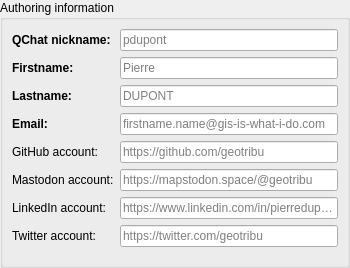
Before: the Qt Designer form qtribu/gui/wdg_authoring.ui in geotribu/qtribu, drawn with Qt 5.
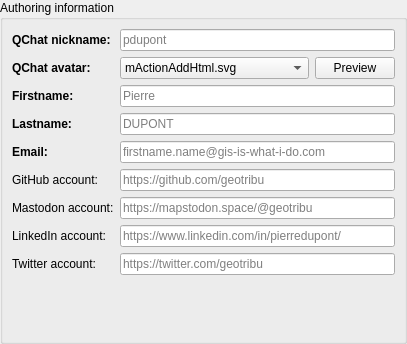
After: the same form once the commit is applied. Custom widgets are drawn as their Qt base class.

Commit message: feat: add avatars

```diff
--- a/qtribu/gui/wdg_authoring.ui
+++ b/qtribu/gui/wdg_authoring.ui
@@ -6,8 +6,8 @@
    <rect>
     <x>0</x>
     <y>0</y>
-    <width>350</width>
-    <height>268</height>
+    <width>406</width>
+    <height>344</height>
    </rect>
   </property>
   <property name="windowTitle">
@@ -41,7 +41,7 @@
       <string notr="true"/>
      </property>
      <layout class="QFormLayout" name="formLayout">
-      <item row="1" column="0">
+      <item row="3" column="0">
        <widget class="QLabel" name="lbl_firstname">
         <property name="font">
          <font>
@@ -54,7 +54,7 @@
         </property>
        </widget>
       </item>
-      <item row="1" column="1">
+      <item row="3" column="1">
        <widget class="QLineEdit" name="lne_firstname">
         <property name="placeholderText">
          <string notr="true">Pierre</string>
@@ -64,7 +64,7 @@
         </property>
        </widget>
       </item>
-      <item row="2" column="0">
+      <item row="4" column="0">
        <widget class="QLabel" name="lbl_lastname">
         <property name="font">
          <font>
@@ -77,7 +77,7 @@
         </property>
        </widget>
       </item>
-      <item row="2" column="1">
+      <item row="4" column="1">
        <widget class="QLineEdit" name="lne_lastname">
         <property name="inputMethodHints">
          <set>Qt::ImhUppercaseOnly</set>
@@ -90,7 +90,7 @@
         </property>
        </widget>
       </item>
-      <item row="3" column="0">
+      <item row="5" column="0">
        <widget class="QLabel" name="lbl_email">
         <property name="font">
          <font>
@@ -103,7 +103,7 @@
         </property>
        </widget>
       </item>
-      <item row="3" column="1">
+      <item row="5" column="1">
        <widget class="QLineEdit" name="lne_email">
         <property name="inputMethodHints">
          <set>Qt::ImhEmailCharactersOnly</set>
@@ -116,7 +116,7 @@
         </property>
        </widget>
       </item>
-      <item row="4" column="0">
+      <item row="6" column="0">
        <widget class="QLabel" name="lbl_github_account">
         <property name="toolTip">
          <string>Used to credit the commit author.</string>
@@ -126,7 +126,7 @@
         </property>
        </widget>
       </item>
-      <item row="4" column="1">
+      <item row="6" column="1">
        <widget class="QLineEdit" name="lne_github_account">
         <property name="inputMethodHints">
          <set>Qt::ImhUrlCharactersOnly</set>
@@ -139,7 +139,7 @@
         </property>
        </widget>
       </item>
-      <item row="6" column="0">
+      <item row="8" column="0">
        <widget class="QLabel" name="lbl_linked_account">
         <property name="toolTip">
          <string>Used during broadcasting to credit author.</string>
@@ -149,7 +149,7 @@
         </property>
        </widget>
       </item>
-      <item row="6" column="1">
+      <item row="8" column="1">
        <widget class="QLineEdit" name="lne_linkedin_account">
         <property name="placeholderText">
          <string notr="true">https://www.linkedin.com/in/pierredupont/</string>
@@ -159,7 +159,7 @@
         </property>
        </widget>
       </item>
-      <item row="7" column="0">
+      <item row="9" column="0">
        <widget class="QLabel" name="lbl_twitter_account">
         <property name="toolTip">
          <string>Used during broadcasting to credit author.</string>
@@ -169,7 +169,7 @@
         </property>
        </widget>
       </item>
-      <item row="7" column="1">
+      <item row="9" column="1">
        <widget class="QLineEdit" name="lne_twitter_account">
         <property name="placeholderText">
          <string notr="true">https://twitter.com/geotribu</string>
@@ -179,14 +179,14 @@
         </property>
        </widget>
       </item>
-      <item row="5" column="0">
+      <item row="7" column="0">
        <widget class="QLabel" name="lbl_mastodon_account">
         <property name="text">
          <string>Mastodon account:</string>
         </property>
        </widget>
       </item>
-      <item row="5" column="1">
+      <item row="7" column="1">
        <widget class="QLineEdit" name="lne_mastodon_account">
         <property name="inputMethodHints">
          <set>Qt::ImhUrlCharactersOnly</set>
@@ -222,6 +222,124 @@
         </property>
        </widget>
       </item>
+      <item row="2" column="0">
+       <widget class="QLabel" name="lbl_qchat_avatar">
+        <property name="font">
+         <font>
+          <weight>75</weight>
+          <bold>true</bold>
+         </font>
+        </property>
+        <property name="text">
+         <string>QChat avatar:</string>
+        </property>
+       </widget>
+      </item>
+      <item row="2" column="1">
+       <layout class="QHBoxLayout" name="hly_avatar">
+        <item>
+         <widget class="QComboBox" name="cbb_qchat_avatar">
+          <property name="sizePolicy">
+           <sizepolicy hsizetype="Expanding" vsizetype="Fixed">
+            <horstretch>0</horstretch>
+            <verstretch>0</verstretch>
+           </sizepolicy>
+          </property>
+          <item>
+           <property name="text">
+            <string>mActionAddHtml.svg</string>
+           </property>
+          </item>
+          <item>
+           <property name="text">
+            <string>mActionArrowUp.svg</string>
+           </property>
+          </item>
+          <item>
+           <property name="text">
+            <string>mActionCalculateField.svg</string>
+           </property>
+          </item>
+          <item>
+           <property name="text">
+            <string>mActionMapTips.svg</string>
+           </property>
+          </item>
+          <item>
+           <property name="text">
+            <string>mActionPropertiesWidget.svg</string>
+           </property>
+          </item>
+          <item>
+           <property name="text">
+            <string>mIconCamera.svg</string>
+           </property>
+          </item>
+          <item>
+           <property name="text">
+            <string>mIconCertificate.svg</string>
+           </property>
+          </item>
+          <item>
+           <property name="text">
+            <string>mIconInfo.svg</string>
+           </property>
+          </item>
+          <item>
+           <property name="text">
+            <string>mIconPostgis.svg</string>
+           </property>
+          </item>
+          <item>
+           <property name="text">
+            <string>mIconPyramid.svg</string>
+           </property>
+          </item>
+          <item>
+           <property name="text">
+            <string>mIconRaster.svg</string>
+           </property>
+          </item>
+          <item>
+           <property name="text">
+            <string>mIconSpatialite.svg</string>
+           </property>
+          </item>
+          <item>
+           <property name="text">
+            <string>mIconXyz.svg</string>
+           </property>
+          </item>
+          <item>
+           <property name="text">
+            <string>mIconZip.svg</string>
+           </property>
+          </item>
+          <item>
+           <property name="text">
+            <string>mGeoPackage.svg</string>
+           </property>
+          </item>
+         </widget>
+        </item>
+        <item>
+         <widget class="QPushButton" name="btn_avatar_preview">
+          <property name="enabled">
+           <bool>true</bool>
+          </property>
+          <property name="sizePolicy">
+           <sizepolicy hsizetype="Fixed" vsizetype="Fixed">
+            <horstretch>0</horstretch>
+            <verstretch>0</verstretch>
+           </sizepolicy>
+          </property>
+          <property name="text">
+           <string>Preview</string>
+          </property>
+         </widget>
+        </item>
+       </layout>
+      </item>
      </layout>
     </widget>
    </item>
```
The commit also changes 6 other files.
